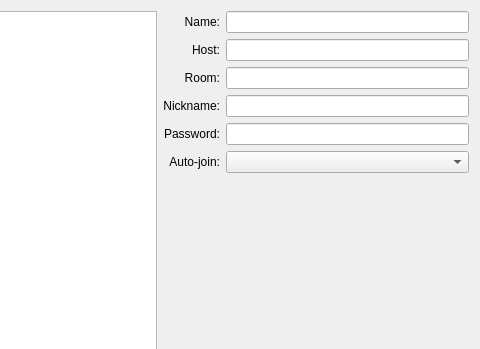
psi-plus/psi-plus-snapshots, file src/bookmarkmanage.ui: the form before one commit; both pictures show x 160 to 640 and y 0 to 349 of the 640 by 480 pixel window.
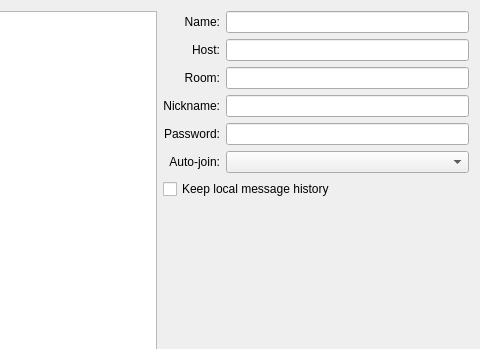
The form after the commit.

```diff
--- a/src/bookmarkmanage.ui
+++ b/src/bookmarkmanage.ui
@@ -57,7 +57,13 @@
        </property>
       </widget>
      </item>
-     <item row="7" column="1">
+     <item row="7" column="0" colspan="2">
+      <widget class="QCheckBox" name="storeHistory">
+       <property name="text"><string>Keep local message history</string></property>
+       <property name="toolTip"><string>Store this room\'s messages on this device when account history logging is enabled.</string></property>
+      </widget>
+     </item>
+     <item row="8" column="1">
       <spacer>
        <property name="orientation">
         <enum>Qt::Orientation::Vertical</enum>
```
